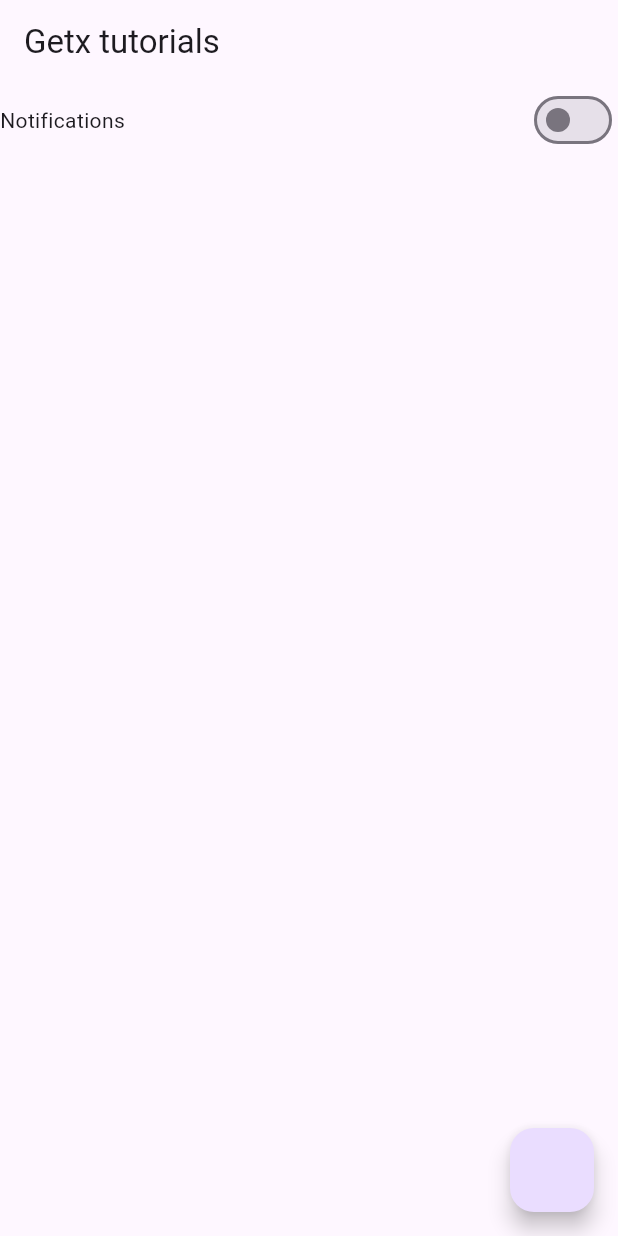
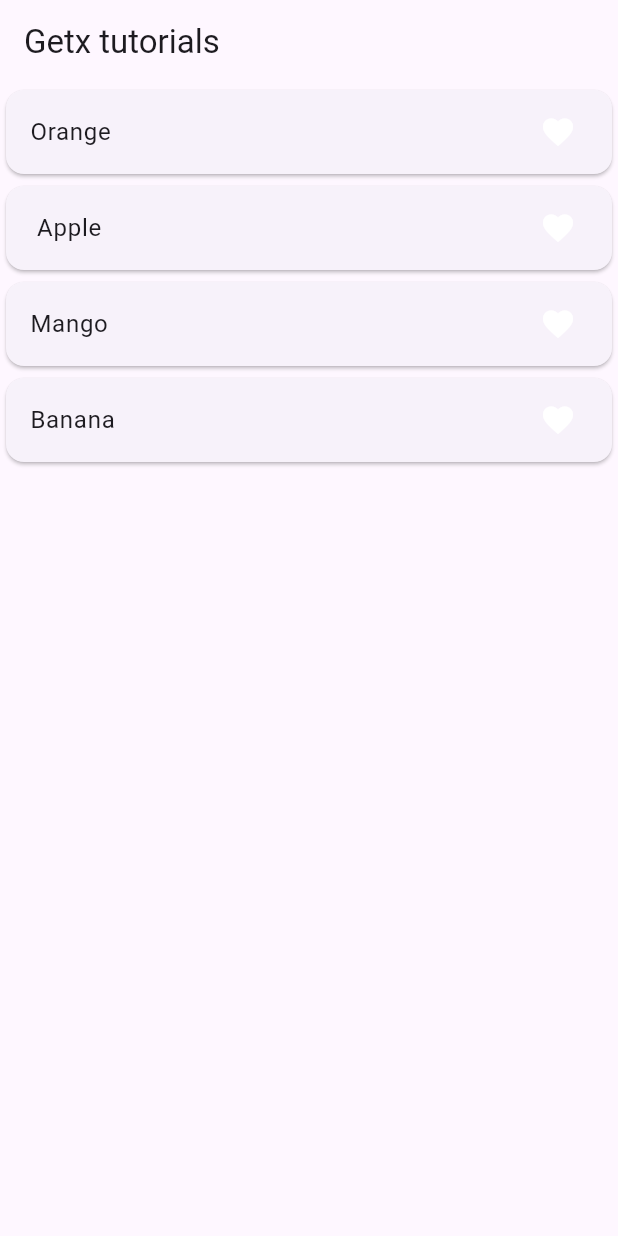
Before and after one commit to HaroonEA/flutter_getx, a Flutter app: the screen it shows after launch, on a phone screen of 412 x 824 dp. Run offline on Flutter 3.47's test engine with Material 3 defaults, Android fonts, the phone set to English and light mode, and no system bars; our stand-ins replace get.

Commit message:
getx favourite app example

```diff
--- a/lib/example_controller.dart
+++ /dev/null
@@ -1,11 +0,0 @@
-import 'package:get/get.dart';
-import 'package:get/get_rx/get_rx.dart';
-
-class ExampleController extends GetxController {
-  RxBool notification = false.obs;
-
-  setNotification(bool value) {
-    notification.value = value;
-    print(notification.value);
-  }
-}
--- /dev/null
+++ b/lib/fav_controller.dart
@@ -0,0 +1,14 @@
+import 'package:get/get.dart';
+
+class FavController extends GetxController {
+  RxList<String> fruitList = ['Orange', ' Apple', 'Mango', 'Banana'].obs;
+  RxList tempFruitList = [].obs;
+
+  addToFav(String value) {
+    tempFruitList.add(value);
+  }
+
+  removeFromFav(String value) {
+    tempFruitList.remove(value);
+  }
+}
--- a/lib/home_screen.dart
+++ b/lib/home_screen.dart
@@ -1,6 +1,6 @@
 import 'package:flutter/material.dart';
 import 'package:get/get.dart';
-import 'package:getxsample/example_controller.dart';
+import 'package:getxsample/fav_controller.dart';
 
 class HomeScreen extends StatefulWidget {
   const HomeScreen({super.key});
@@ -10,8 +10,7 @@ class HomeScreen extends StatefulWidget {
 }
 
 class _HomeScreenState extends State<HomeScreen> {
-  //important, injecting dependency
-  ExampleController exampleController = Get.put(ExampleController());
+  FavController controller = Get.put(FavController());
 
   @override
   void initState() {
@@ -21,29 +20,34 @@ class _HomeScreenState extends State<HomeScreen> {
   @override
   Widget build(BuildContext context) {
     return Scaffold(
-      appBar: AppBar(
-        title: const Text('Getx tutorials'),
-      ),
-      body: Column(
-        children: [
-          Row(
-            mainAxisAlignment: MainAxisAlignment.spaceBetween,
-            children: [
-              Text('Notifications'),
-              Obx(
-                () {
-                  return Switch(
-                      value: exampleController.notification.value,
-                      onChanged: (value) {
-                        exampleController.setNotification(value);
-                      });
-                },
-              )
-            ],
-          ),
-        ],
-      ),
-      floatingActionButton: FloatingActionButton(onPressed: () {}),
-    );
+        appBar: AppBar(
+          title: const Text('Getx tutorials'),
+        ),
+        body: ListView.builder(
+            itemCount: controller.fruitList.length,
+            itemBuilder: (context, index) {
+              return Card(
+                  child: ListTile(
+                      onTap: () {
+                        if (controller.tempFruitList
+                            .contains(controller.fruitList[index].toString())) {
+                          controller.removeFromFav(
+                              controller.fruitList[index].toString());
+                        } else {
+                          controller
+                              .addToFav(controller.fruitList[index].toString());
+                        }
+                      },
+                      title: Text(controller.fruitList[index].toString()),
+                      trailing: Obx(
+                        () => Icon(
+                          Icons.favorite,
+                          color: controller.tempFruitList.contains(
+                                  controller.fruitList[index].toString())
+                              ? Colors.red
+                              : Colors.white,
+                        ),
+                      )));
+            }));
   }
 }
```
